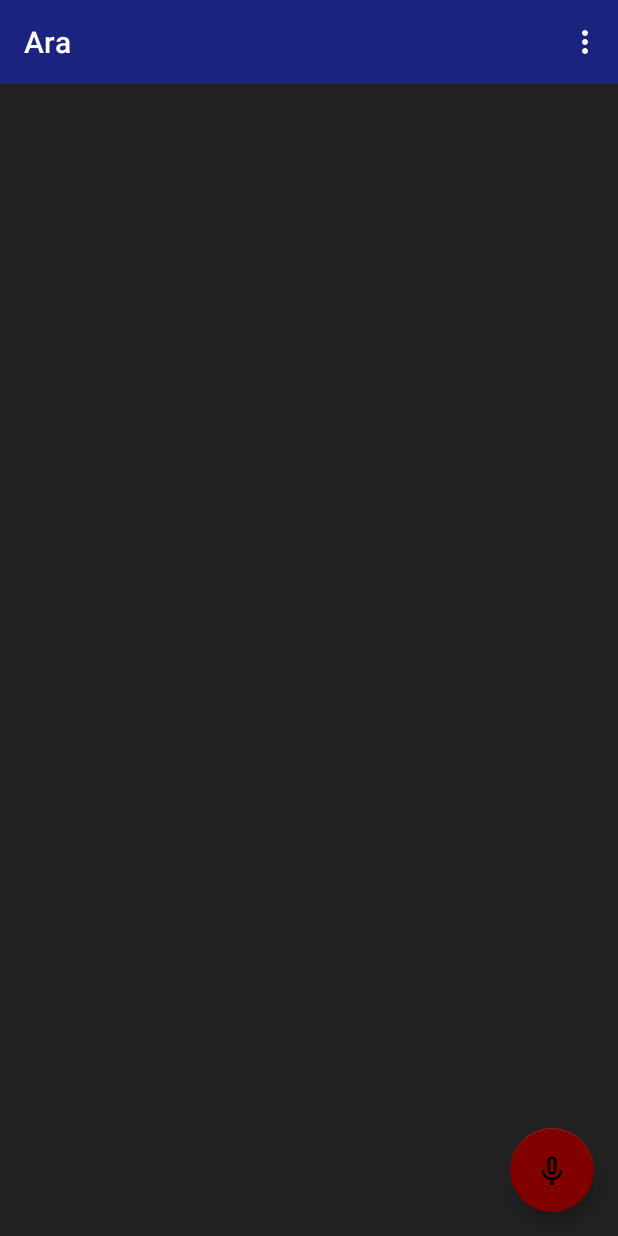
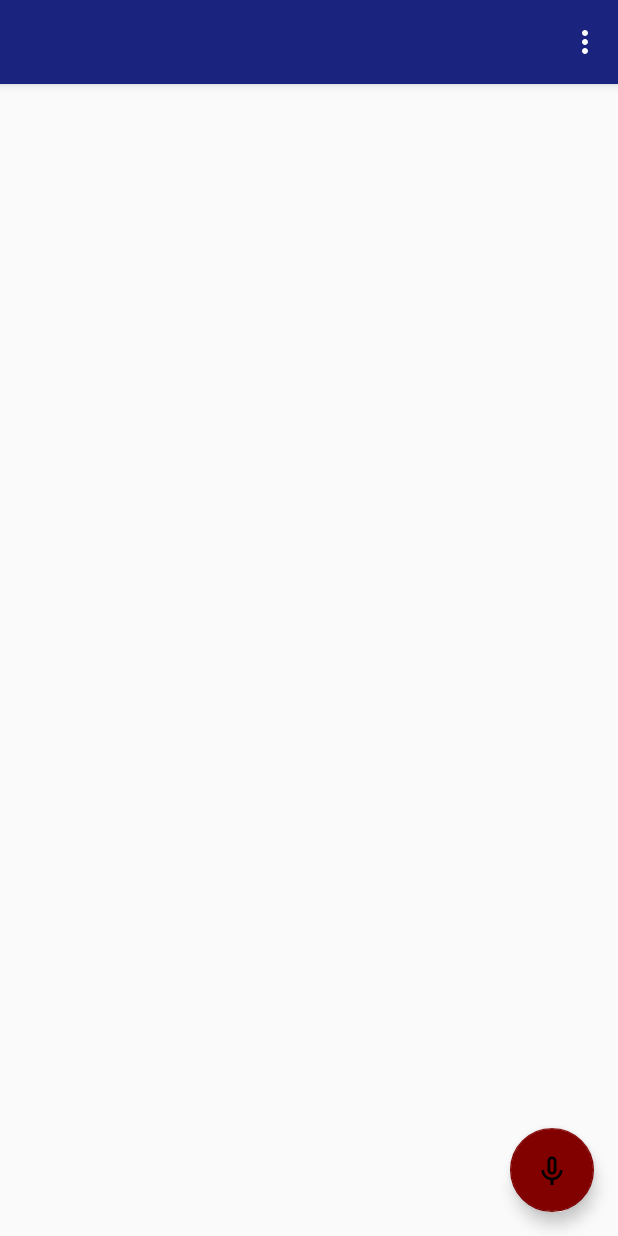
Before and after one commit to FultonBrowne/Ara-android, an Android app: the screen it shows after launch (MainActivity), on a phone screen of 412 x 824 dp. Run offline under Robolectric (Android 15) with nearby library versions, the light colour scheme and no system bars.

Commit message:
changed layout stuff, added dynamic greeting. will add setup wizzard soon

```diff
--- a/app/src/main/AndroidManifest.xml
+++ b/app/src/main/AndroidManifest.xml
@@ -32,7 +32,7 @@
 
         <activity
             android:name=".MainActivity"
-            android:label="@string/app_name"
+            android:label="@string/greet"
             android:screenOrientation="portrait"
             android:theme="@style/AppTheme.NoActionBar">
             <intent-filter>
--- a/app/src/main/res/layout/activity_main.xml
+++ b/app/src/main/res/layout/activity_main.xml
@@ -13,6 +13,12 @@
         android:layout_width="match_parent"
         android:layout_height="wrap_content"
         android:theme="@style/AppTheme.AppBarOverlay">
+        <com.google.android.material.appbar.CollapsingToolbarLayout
+            android:layout_width="match_parent"
+            android:layout_height="match_parent"
+            app:contentScrim="?attr/colorPrimary"
+            app:expandedTitleGravity="top"
+            app:layout_scrollFlags="scroll|exitUntilCollapsed|snap">
 
 
         <androidx.appcompat.widget.Toolbar
@@ -21,9 +27,11 @@
             android:layout_height="?attr/actionBarSize"
             android:background="@color/colorPrimary"
             app:popupTheme="@style/AppTheme.PopupOverlay" />
+        </com.google.android.material.appbar.CollapsingToolbarLayout>
 
 
     </com.google.android.material.appbar.AppBarLayout>
+
 
 
     <include layout="@layout/content_main" />
--- a/app/src/main/res/layout/content_main.xml
+++ b/app/src/main/res/layout/content_main.xml
@@ -9,7 +9,7 @@
     android:paddingLeft="@dimen/activity_horizontal_margin"
     android:paddingRight="@dimen/activity_horizontal_margin"
     android:paddingTop="@dimen/activity_vertical_margin"
-    android:background="#212121"
+
     app:layout_behavior="@string/appbar_scrolling_view_behavior"
     tools:context="com.andromeda.ara.MainActivity"
     tools:showIn="@layout/activity_main">
--- a/app/src/main/res/layout/fragment_item.xml
+++ b/app/src/main/res/layout/fragment_item.xml
@@ -10,7 +10,7 @@
     <LinearLayout xmlns:android="http://schemas.android.com/apk/res/android"
         android:layout_width="wrap_content"
         android:layout_height="wrap_content"
-        android:orientation="horizontal">
+        android:orientation="vertical">
 
 
         <TextView
--- a/app/src/main/res/values/strings.xml
+++ b/app/src/main/res/values/strings.xml
@@ -173,4 +173,5 @@
         "when a user tries to pick up one of cards.\n\n"
     </string>
     <string name="image">Camera</string>
+    <string-array name="front">Hello @array/pref_example_list_values</string-array>
 </resources>
--- a/app/src/main/res/values/styles.xml
+++ b/app/src/main/res/values/styles.xml
@@ -1,7 +1,7 @@
 <resources>
 
     <!-- Base application theme. -->
-    <style name="AppTheme" parent="Theme.AppCompat.Light.DarkActionBar">
+    <style name="AppTheme" parent="Theme.AppCompat.DayNight">
         <!-- Customize your theme here. -->
         <item name="colorPrimary">@color/colorPrimary</item>
         <item name="colorPrimaryDark">@color/colorPrimaryDark</item>
```
Also changed, not shown: app/src/main/res/layout/card.xml (deleted, +0 -60 lines).
